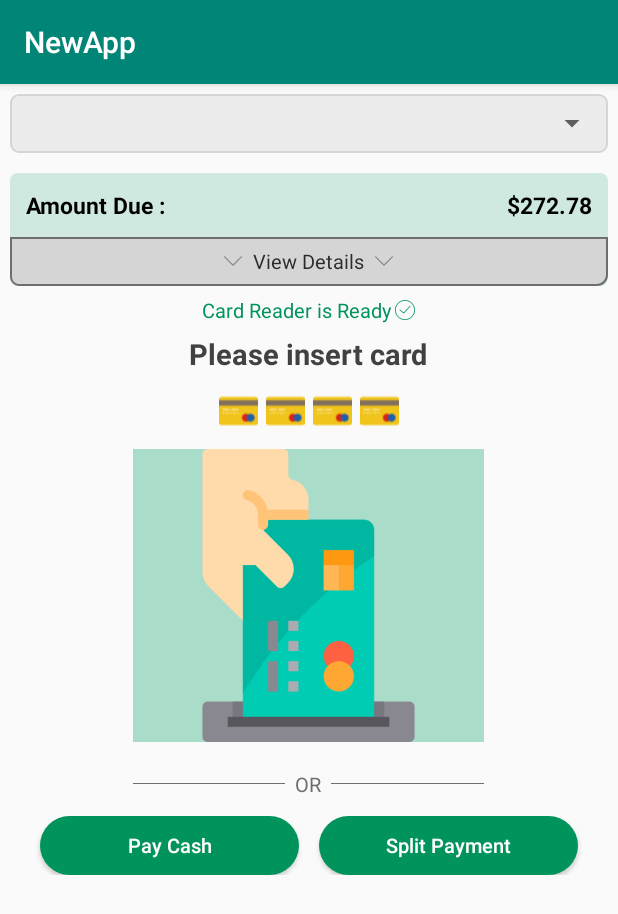
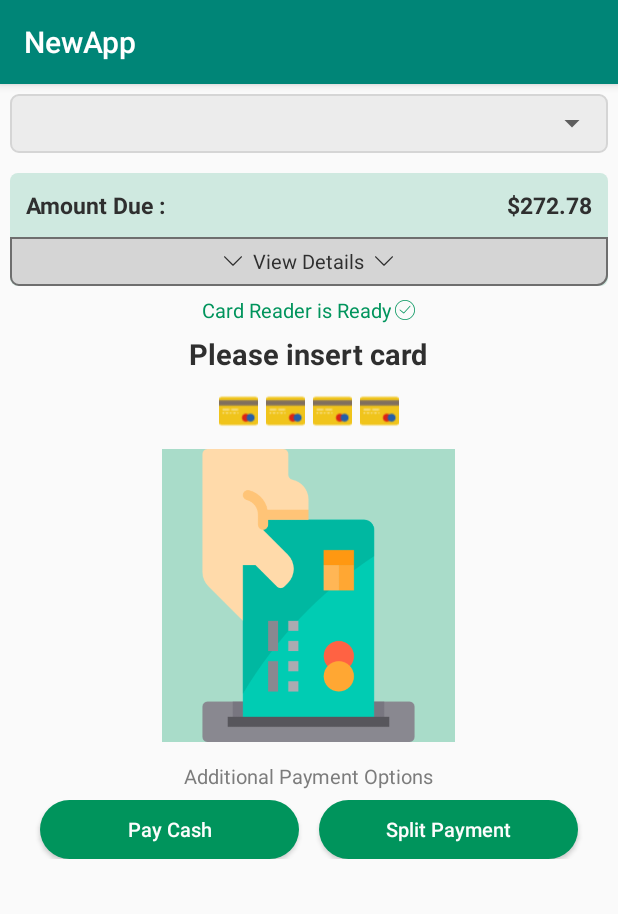
Before and after one commit to GondaSridhar007/NewPaymentApp, an Android app: the PaymentChargingFragment screen opened directly, with no data from a screen before it, on a phone screen of 412 x 824 dp. Shown: the top 914 px of the screen. Run offline under Robolectric (Android 15) with nearby library versions, the phone set to English and light mode, and no system bars; our stand-ins replace sdp/ssp sizes.

Commit message:
cahnge on the card insert

```diff
--- a/app/src/main/java/com/testing/newapp/MainActivity.java
+++ b/app/src/main/java/com/testing/newapp/MainActivity.java
@@ -28,7 +28,7 @@ public class MainActivity extends AppCompatActivity {
             @Override
             public void run() {
                 loadFragmentUI("PaymentInsert");
-                loadDisconnected();
+//                loadDisconnected();
             }
         }, SPLASH_DELAY);
     }
--- a/app/src/main/res/drawable/ic_back.xml
+++ b/app/src/main/res/drawable/ic_back.xml
@@ -5,5 +5,5 @@
     android:height="129dp">
     <path
         android:pathData="M88.6 121.3c0.8 0.8 1.8 1.2 2.9 1.2s2.1 -0.4 2.9 -1.2c1.6 -1.6 1.6 -4.2 0 -5.8l-51 -51 51 -51c1.6 -1.6 1.6 -4.2 0 -5.8s-4.2 -1.6 -5.8 0l-54 53.9c-1.6 1.6 -1.6 4.2 0 5.8l54 53.9z"
-        android:fillColor="#8B8B8B" />
+        android:fillColor="#2F2F2F" />
 </vector>
--- a/app/src/main/res/layout/fragment_payment_charging.xml
+++ b/app/src/main/res/layout/fragment_payment_charging.xml
@@ -56,7 +56,7 @@
                 android:layout_height="wrap_content"
                 android:layout_marginBottom="@dimen/_20sdp"
                 android:text="To cancel, close this window or tap the Back button."
-                android:textColor="#000000"
+                android:textColor="#7C7C7C"
                 android:textSize="@dimen/_10sdp" />
         </LinearLayout>
 
--- a/app/src/main/res/layout/fragment_payment_insert_card.xml
+++ b/app/src/main/res/layout/fragment_payment_insert_card.xml
@@ -23,7 +23,7 @@
                 android:layout_centerVertical="true"
                 android:layout_margin="@dimen/_8sdp"
                 android:text="Amount Due : "
-                android:textColor="@color/colorBlack"
+                android:textColor="#2F2F2F"
                 android:textSize="@dimen/_12sdp"
                 android:textStyle="bold" />
 
@@ -34,7 +34,7 @@
                 android:layout_centerVertical="true"
                 android:layout_margin="@dimen/_8sdp"
                 android:text="$272.78"
-                android:textColor="@color/colorBlack"
+                android:textColor="#2F2F2F"
                 android:textSize="@dimen/_12sdp"
                 android:textStyle="bold" />
         </RelativeLayout>
@@ -398,7 +398,7 @@
                 android:layout_marginStart="@dimen/_5sdp"
                 android:layout_marginEnd="@dimen/_5sdp"
                 android:text="View Details"
-                android:textColor="@color/colorTxt"
+                android:textColor="#2F2F2F"
                 android:textSize="@dimen/_10sdp" />
 
             <ImageView
@@ -444,7 +444,7 @@
             android:layout_height="wrap_content"
             android:layout_margin="@dimen/_5sdp"
             android:text="Please insert card"
-            android:textColor="@color/NormalTextColor"
+            android:textColor="#2F2F2F"
             android:textSize="@dimen/_15sdp"
             android:textStyle="bold" />
 
@@ -487,7 +487,7 @@
 
             <ImageView
                 android:id="@+id/imgPayCard1"
-                android:layout_width="@dimen/_180sdp"
+                android:layout_width="@dimen/_150sdp"
                 android:layout_height="@dimen/_150sdp"
                 android:src="@drawable/ic_payment" />
 
@@ -499,35 +499,13 @@
                 android:visibility="gone" />
         </LinearLayout>
 
-        <LinearLayout
-            android:layout_width="@dimen/_180sdp"
+        <TextView
+            android:layout_width="wrap_content"
             android:layout_height="wrap_content"
-            android:layout_marginTop="@dimen/_4sdp"
-            android:layout_marginBottom="@dimen/_4sdp"
-            android:gravity="center"
-            android:orientation="horizontal"
-            android:weightSum="2">
-
-            <View
-                android:layout_width="0dp"
-                android:layout_height="0.5dp"
-                android:layout_weight="1"
-                android:background="@color/colorViewBackGroundLine" />
-
-            <TextView
-                android:layout_width="wrap_content"
-                android:layout_height="wrap_content"
-                android:layout_margin="@dimen/_5sdp"
-                android:text="OR"
-                android:textColor="@color/colorViewBackGroundLine"
-                android:textSize="@dimen/_10sdp" />
-
-            <View
-                android:layout_width="0dp"
-                android:layout_height="0.5dp"
-                android:layout_weight="1"
-                android:background="@color/colorViewBackGroundLine" />
-        </LinearLayout>
+            android:layout_margin="@dimen/_5sdp"
+            android:text="Additional Payment Options"
+            android:textColor="#7C7C7C"
+            android:textSize="@dimen/_10sdp" />
 
         <LinearLayout
             android:layout_width="match_parent"
@@ -536,6 +514,7 @@
             android:weightSum="2">
 
             <Button
+                android:id="@+id/butPay"
                 android:layout_width="0dp"
                 android:layout_height="@dimen/_30sdp"
                 android:layout_marginStart="@dimen/_10sdp"
@@ -544,10 +523,11 @@
                 android:background="@drawable/button_bg"
                 android:text="Pay Cash"
                 android:textAllCaps="false"
-                android:textColor="@color/colorWhite"
+                android:textColor="#FDFDFD"
                 android:textSize="@dimen/_10sdp" />
 
             <Button
+                android:id="@+id/butPaySlitPay"
                 android:layout_width="0dp"
                 android:layout_height="@dimen/_30sdp"
                 android:layout_marginStart="@dimen/_5sdp"
@@ -556,7 +536,7 @@
                 android:background="@drawable/button_bg"
                 android:text="Split Payment"
                 android:textAllCaps="false"
-                android:textColor="@color/colorWhite"
+                android:textColor="#FDFDFD"
                 android:textSize="@dimen/_10sdp" />
         </LinearLayout>
     </LinearLayout>
```
